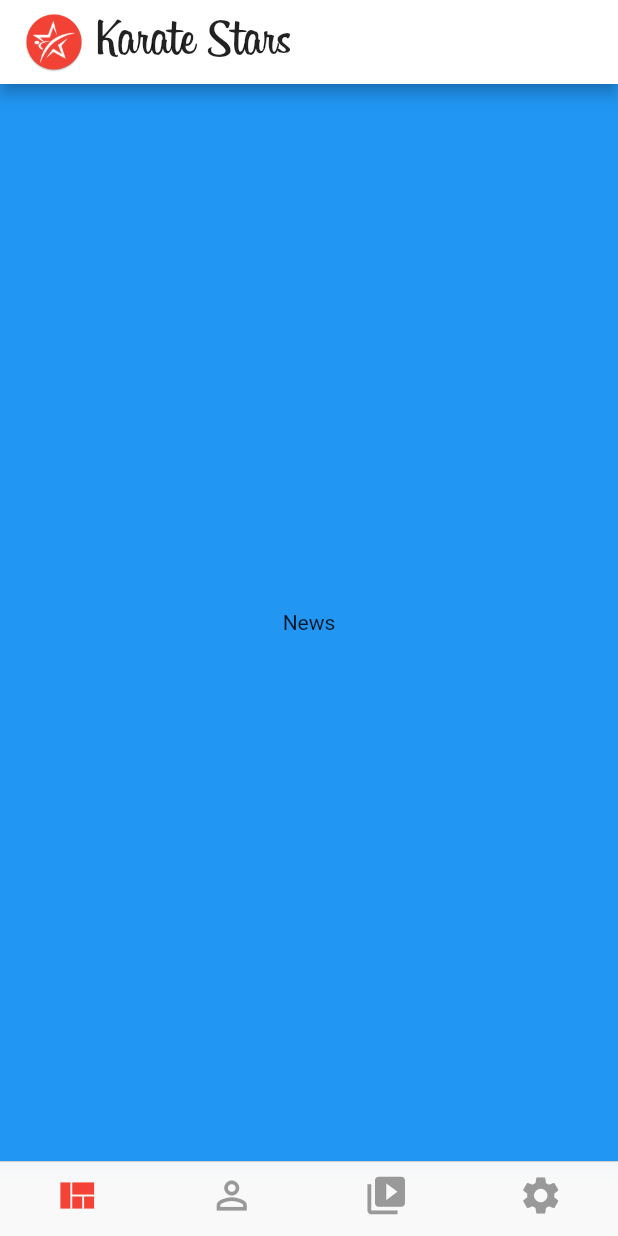
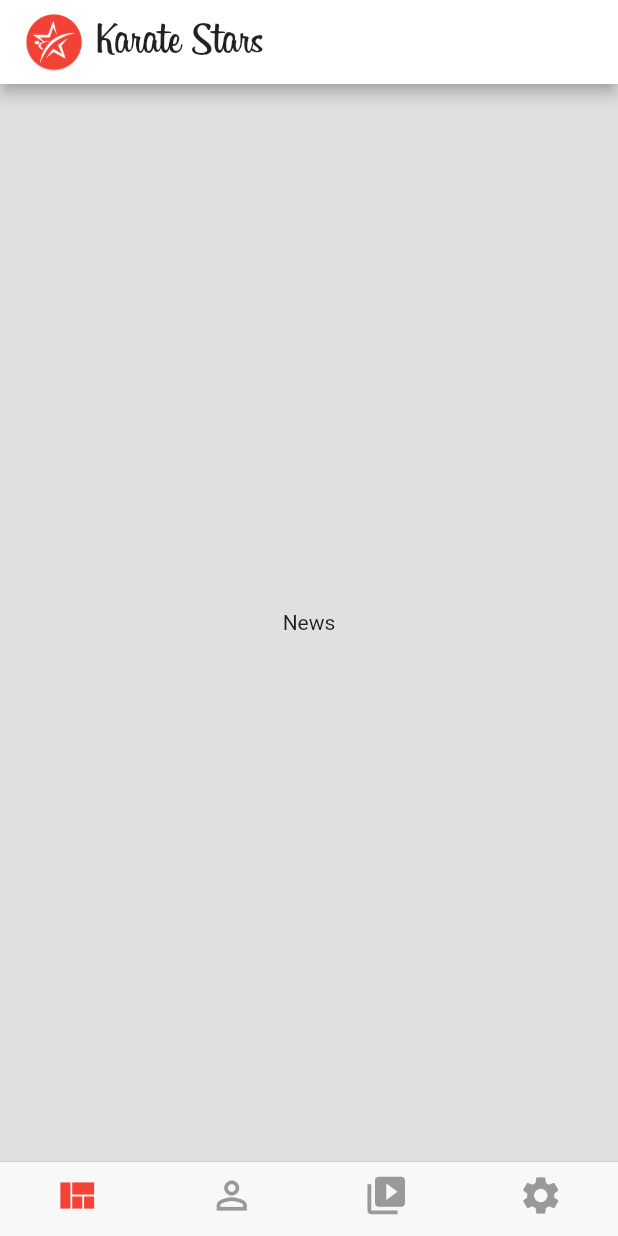
Before and after one commit to xurxodev/karate-stars-app, a Flutter app: the screen it shows after launch, on a phone screen of 412 x 824 dp. Run offline on Flutter 3.47's test engine with Material 2 defaults, Android fonts, the phone set to English and light mode, and no system bars.

Commit message:
Comment widget test

```diff
--- a/lib/src/app.dart
+++ b/lib/src/app.dart
@@ -15,6 +15,7 @@ class App extends StatelessWidget {
       theme: ThemeData(
         brightness: Brightness.light,
         primarySwatch: whiteMaterial,
+        scaffoldBackgroundColor: Colors.grey[300]
       ),
       darkTheme: ThemeData(
         brightness: Brightness.dark,
--- a/lib/src/common/widgets/app_bar_title.dart
+++ b/lib/src/common/widgets/app_bar_title.dart
@@ -1,10 +1,17 @@
 import 'package:flutter/material.dart';
 
 class AppBarTitle extends StatelessWidget {
+  final String title;
+  final bool showIcon;
+
+  const AppBarTitle(this.title, this.showIcon);
+
   @override
   Widget build(BuildContext context) {
-    return Row(
-      children: <Widget>[
+    final List<Widget> children = [];
+
+    if (showIcon) {
+      children.addAll([
         Image.asset(
           'assets/images/logo.png',
           width: 40,
@@ -12,14 +19,18 @@ class AppBarTitle extends StatelessWidget {
         const SizedBox(
           width: 8.0,
         ),
-        const Text(
-          'Karate Stars',
+        Text(title,
+            style: TextStyle(
+                fontFamily: 'Billabong',
+                fontSize: 30))
+      ]);
+    } else {
+      children.add(Text(title,
           style: TextStyle(
-            fontFamily: 'Billabong',
-            fontSize: 35.0,
-          ),
-        )
-      ],
-    );
+              fontSize: Theme.of(context).textTheme.title.fontSize)));
+    }
+
+    return Row(
+        crossAxisAlignment: CrossAxisAlignment.center, children: children);
   }
 }
--- a/lib/src/home/views/home_page.dart
+++ b/lib/src/home/views/home_page.dart
@@ -5,6 +5,7 @@ import 'package:karate_stars_app/src/competitors/views/competitors_screen.dart';
 import 'package:karate_stars_app/src/news/views/news_page_view.dart';
 import 'package:karate_stars_app/src/settings/views/settings_page_view.dart';
 import 'package:karate_stars_app/src/videos/views/videos_page_view.dart';
+
 class HomePage extends StatefulWidget {
   const HomePage() : super(key: const Key(id));
 
@@ -31,11 +32,14 @@ class _HomePageState extends State<HomePage> {
 
   @override
   Widget build(BuildContext context) {
+    final title = getTitle();
+
     return Scaffold(
-      appBar: AppBar(title: AppBarTitle()),
-      body: PageView(
+      appBar: AppBar(title: AppBarTitle(title, _currentTab == 0)),
+      body: SafeArea(
+        child: PageView(
           controller: _pageController,
-        children: const <Widget> [
+          children: const <Widget>[
             NewsPageView(),
             CompetitorsPageView(),
             VideosPageView(),
@@ -46,6 +50,7 @@ class _HomePageState extends State<HomePage> {
               _currentTab = index;
             });
           },
+        ),
       ),
       bottomNavigationBar: CupertinoTabBar(
         currentIndex: _currentTab,
@@ -64,29 +69,41 @@ class _HomePageState extends State<HomePage> {
           BottomNavigationBarItem(
             icon: Icon(
               Icons.view_quilt,
-              key:const Key(newsTabId),
+              key: const Key(newsTabId),
             ),
           ),
           BottomNavigationBarItem(
             icon: Icon(
               Icons.person_outline,
-              key:const Key(competitorTabId),
+              key: const Key(competitorTabId),
             ),
           ),
           BottomNavigationBarItem(
             icon: Icon(
               Icons.video_library,
-              key:const Key(videosTabId),
+              key: const Key(videosTabId),
             ),
           ),
           BottomNavigationBarItem(
             icon: Icon(
               Icons.settings,
-              key:const Key(settingsTabId),
+              key: const Key(settingsTabId),
             ),
           ),
         ],
       ),
     );
   }
+
+  String getTitle() {
+    if (_currentTab == 0) {
+      return 'Karate Stars';
+    } else if (_currentTab == 1) {
+      return 'Competitors';
+    } else if (_currentTab == 2) {
+      return 'Videos';
+    } else {
+      return 'Settings';
     }
+  }
+}
--- /dev/null
+++ b/lib/src/news/domain/news_summary.dart
@@ -0,0 +1,8 @@
+import 'package:karate_stars_app/src/news/pub_date.dart';
+
+class NewsSummary {
+   String title;
+   String link;
+   String image;
+   PubDate pubDate;
+}
--- a/lib/src/news/views/news_page_view.dart
+++ b/lib/src/news/views/news_page_view.dart
@@ -1,7 +1,6 @@
 import 'package:flutter/material.dart';
 
 class NewsPageView extends StatefulWidget {
-
   const NewsPageView() : super(key: const Key(id));
 
   static const id = 'news_page_view';
@@ -14,10 +13,10 @@ class _NewsPageViewState extends State<NewsPageView> {
   @override
   Widget build(BuildContext context) {
     return Scaffold(
-      backgroundColor: Colors.blue,
-      body: const Center(
+        body: SafeArea(
+      child: const Center(
         child: Text('News'),
-        ),
-    );
+      ),
+    ));
   }
 }
```
Lines whose indentation alone changed are shown as unchanged.
